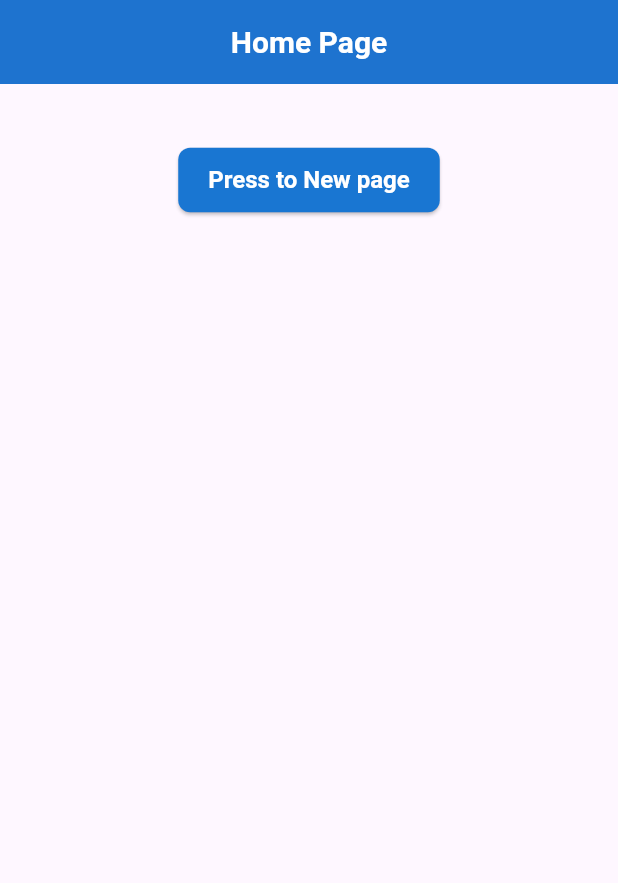
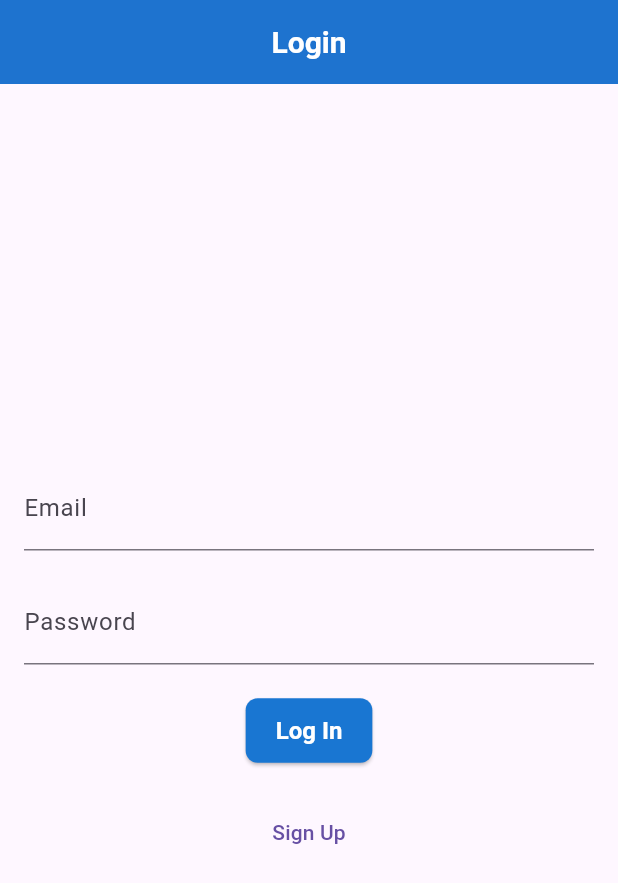
Before and after one commit to Aswin964567/counter_app, a Flutter app: the screen it shows after launch, on a phone screen of 412 x 824 dp. Shown: the top 883 px of the screen. Run offline on Flutter 3.47's test engine with Material 3 defaults, Android fonts, the phone set to English and light mode, and no system bars; our stand-ins replace dio, flutter_secure_storage, go_router; accounts and stored records are empty.

Commit message:
login regiter

```diff
--- a/lib/core/router/router.dart
+++ b/lib/core/router/router.dart
@@ -1,4 +1,6 @@
-import 'package:counter_app/features/counter/models/counter_model.dart';
+import 'package:counter_app/features/authentication/presentation/login_screen.dart';
+import 'package:counter_app/features/authentication/presentation/sign_up_screen.dart';
+import 'package:counter_app/features/counter/data/models/counter_model.dart';
 import 'package:counter_app/features/counter/presentation/screens/counter_detail_screen.dart';
 import 'package:counter_app/features/counter/presentation/screens/counter_screen.dart';
 import 'package:counter_app/features/home/home_screen.dart';
@@ -7,22 +9,33 @@ import 'package:go_router/go_router.dart';
 final GoRouter appRouter = GoRouter(
   initialLocation: '/',
   routes: [
-    GoRoute(path: '/',
-    name: 'home',
-     builder: (context, state) => HomeScreen(),
-     ),
+    GoRoute(path: '/', name: 'home', builder: (context, state) => HomeScreen()),
     GoRoute(
       path: '/counter',
       name: 'counter',
       builder: (context, state) => CounterScreen(),
     ),
-      GoRoute(
+    GoRoute(
       path: '/counterDetailScreen',
       name: 'counterDetailScreen',
-      builder: (context, state){
+      builder: (context, state) {
         final counter = state.extra as Counter;
         return CounterDetailScreen(counter: counter);
       },
     ),
+    GoRoute(
+      path: '/signUpScreen',
+      name: 'signUpScreen',
+      builder: (context, state) {
+        return SignUpScreen();
+      },
+    ),
+     GoRoute(
+      path: '/loginScreen',
+      name: 'loginScreen',
+      builder: (context, state) {
+        return LoginScreen();
+      },
+    ),
   ],
 );
--- /dev/null
+++ b/lib/core/utils/storage_service.dart
@@ -0,0 +1,24 @@
+import 'dart:convert';
+
+import 'package:counter_app/features/authentication/data/model/user_model.dart';
+import 'package:flutter_secure_storage/flutter_secure_storage.dart';
+
+class StorageService{
+  static const _storage = FlutterSecureStorage();
+  static const _userKey = "user_data";
+
+   // Save user data (username, email, token)
+  Future<void> saveUserData({required UserModel user}) async {
+    UserModel userData = UserModel(message: user.message, user: user.user,token: user.token);
+    await _storage.write(key: _userKey, value: jsonEncode(userData));
+  }
+
+  // Get user data (returns a Map)
+  Future<UserModel?> getUserData() async {
+    String? userDataString = await _storage.read(key: _userKey);
+    if (userDataString != null) {
+      return UserModel.fromJson(jsonDecode(userDataString));
+    }
+    return null;
+  }
+  }
--- /dev/null
+++ b/lib/features/authentication/data/model/user_model.dart
@@ -0,0 +1,57 @@
+// To parse this JSON data, do
+//
+//     final userModel = userModelFromJson(jsonString);
+
+import 'dart:convert';
+
+UserModel userModelFromJson(String str) => UserModel.fromJson(json.decode(str));
+
+String userModelToJson(UserModel data) => json.encode(data.toJson());
+
+class UserModel {
+    String? message;
+    User? user;
+    String? token;
+
+    UserModel({
+        this.message,
+        this.user,
+        this.token,
+    });
+
+    factory UserModel.fromJson(Map<String, dynamic> json) => UserModel(
+        message: json["message"],
+        user: json["user"] == null ? null : User.fromJson(json["user"]),
+        token: json["token"],
+    );
+
+    Map<String, dynamic> toJson() => {
+        "message": message,
+        "user": user?.toJson(),
+        "token": token,
+    };
+}
+
+class User {
+    String? id;
+    String? username;
+    String? email;
+
+    User({
+        this.id,
+        this.username,
+        this.email,
+    });
+
+    factory User.fromJson(Map<String, dynamic> json) => User(
+        id: json["id"],
+        username: json["username"],
+        email: json["email"],
+    );
+
+    Map<String, dynamic> toJson() => {
+        "id": id,
+        "username": username,
+        "email": email,
+    };
+}
--- /dev/null
+++ b/lib/features/authentication/data/services/auth_services.dart
@@ -0,0 +1,29 @@
+import 'package:counter_app/core/utils/urls.dart';
+import 'package:dio/dio.dart';
+
+class AuthServices {
+  final Dio _dio = Dio();
+
+  // Register the User
+  Future<Response> signUp({
+    required String username,
+    required String email,
+    required String password,
+  }) async {
+    final response = await _dio.post(Urls.baseUrl + Urls.signUp, data:  {
+      'username': username,
+      'email': email,
+      'password': password,
+    });
+    return response;
+  }
+
+  // Login User
+  Future<Response> login ({required String email, required String password}) async {
+    final response = await _dio.post(Urls.baseUrl + Urls.login, data: {
+      'email': email,
+      'password': password,
+    });
+    return response;
+  }
+}
--- /dev/null
+++ b/lib/features/authentication/presentation/login_screen.dart
@@ -0,0 +1,77 @@
+import 'package:counter_app/features/authentication/providers/auth_provider.dart';
+import 'package:flutter/material.dart';
+import 'package:go_router/go_router.dart';
+import 'package:provider/provider.dart';
+
+class LoginScreen extends StatefulWidget {
+  const LoginScreen({super.key});
+
+  @override
+  State<LoginScreen> createState() => _LoginScreenState();
+}
+
+class _LoginScreenState extends State<LoginScreen> {
+  TextEditingController usernameController = TextEditingController();
+  TextEditingController emailController = TextEditingController();
+  TextEditingController passwordController = TextEditingController();
+  TextEditingController confirmPasswordController = TextEditingController();
+
+  @override
+  void dispose() {
+    usernameController.dispose();
+    emailController.dispose();
+    passwordController.dispose();
+    confirmPasswordController.dispose();
+    super.dispose();
+  }
+
+  @override
+  Widget build(BuildContext context) {
+    return Scaffold(
+      appBar: AppBar(
+        title: const Text('Login'),
+        automaticallyImplyLeading: false,
+        centerTitle: true,
+      ),
+      body: Padding(
+        padding: const EdgeInsets.symmetric(horizontal: 16),
+        child: Column(
+          mainAxisAlignment: MainAxisAlignment.center,
+          children: [
+            SizedBox(height: 10),
+            TextField(
+              controller: emailController,
+
+              decoration: InputDecoration(labelText: "Email"),
+            ),
+            SizedBox(height: 20),
+            TextField(
+              controller: passwordController,
+
+              decoration: InputDecoration(labelText: "Password"),
+            ),
+
+            SizedBox(height: 20),
+            ElevatedButton(
+              onPressed: () {
+                context.read<AuthProvider>().login(
+                  context: context,
+                  email: emailController.text,
+                  password: passwordController.text,
+                );
+              },
+              child: Text("Log In"),
+            ),
+              SizedBox(height: 20),
+            TextButton(
+              onPressed: () {
+                context.pushNamed('signUpScreen');
+              },
+              child: Text("Sign Up"),
+            ),
+          ],
+        ),
+      ),
+    );
+  }
+}
--- /dev/null
+++ b/lib/features/authentication/providers/auth_provider.dart
@@ -0,0 +1,85 @@
+import 'dart:developer';
+
+import 'package:counter_app/core/utils/storage_service.dart';
+import 'package:counter_app/features/authentication/data/model/user_model.dart';
+import 'package:counter_app/features/authentication/data/services/auth_services.dart';
+import 'package:flutter/material.dart';
+import 'package:go_router/go_router.dart';
+
+class AuthProvider extends ChangeNotifier {
+  // Password Obscure
+  bool _isObscure = true;
+  bool get isObscure => _isObscure;
+  void changeObscure() {
+    _isObscure = !_isObscure;
+    notifyListeners();
+  }
+
+  UserModel? _user;
+  UserModel? get user => _user;
+
+  // Register User
+  Future<void> signUp({
+    required String username,
+    required String email,
+    required String password,
+    required BuildContext context,
+  }) async {
+    try {
+      final response = await AuthServices().signUp(
+        username: username,
+        email: email,
+        password: password,
+      );
+      if (response.statusCode == 201) {
+        _user = UserModel.fromJson(response.data);
+        // Store user data locally
+        await StorageService().saveUserData(user: _user!);
+        log("User Registration Completed");
+        // ignore: use_build_context_synchronously
+        context.goNamed('counter');
+      }
+    } catch (e) {
+      log(e.toString());
+    }
+  }
+
+  // Login User
+  Future<void> login({
+    required String email,
+    required String password,
+    required BuildContext context,
+  }) async {
+    try {
+      final response = await AuthServices().login(
+        email: email,
+        password: password,
+      );
+
+      if (response.statusCode == 200) {
+        log(" User Logged In Successfully");
+
+        _user = UserModel.fromJson(response.data);
+
+        // Store user data locally
+        await StorageService().saveUserData(user: _user!);
+
+        // Retrieve stored user data to verify it is saved
+        UserModel? storedUser = await StorageService().getUserData();
+        // ignore: use_build_context_synchronously
+        context.goNamed('counter');
+
+        if (storedUser != null) {
+          log(" Stored User Data Retrieved:");
+          log(" Username: ${storedUser.user?.username ?? ""}");
+          log(" Email: ${storedUser.user?.email ?? ""}");
+          log(" Token: ${storedUser.token}");
+        } else {
+          log(" No User Data Found in Storage!");
+        }
+      }
+    } catch (e) {
+      log(" Error: $e");
+    }
+  }
+}
--- a/lib/features/counter/presentation/screens/counter_detail_screen.dart
+++ b/lib/features/counter/presentation/screens/counter_detail_screen.dart
@@ -1,4 +1,4 @@
-import 'package:counter_app/features/counter/models/counter_model.dart';
+import 'package:counter_app/features/counter/data/models/counter_model.dart';
 import 'package:counter_app/features/counter/providers/counter_provider.dart';
 import 'package:flutter/material.dart';
 import 'package:provider/provider.dart';
--- a/lib/features/counter/providers/counter_provider.dart
+++ b/lib/features/counter/providers/counter_provider.dart
@@ -1,9 +1,9 @@
 import 'dart:developer';
 
-import 'package:counter_app/features/counter/services/counter_service.dart';
+import 'package:counter_app/features/counter/data/services/counter_service.dart';
 import 'package:flutter/material.dart';
 
-import '../models/counter_model.dart';
+import '../data/models/counter_model.dart';
 
 class CounterProvider with ChangeNotifier {
   List<Counter> _counters = [];
@@ -50,8 +50,6 @@ class CounterProvider with ChangeNotifier {
   }
 
   // increment Counter
-  // Counter updatedCounter =
-  // Counter updatedCounter = Counter();
   Future<void> incrementCounter({required String counterId}) async {
     try {
       final response = await CounterService().incrementCounter(
--- a/lib/main.dart
+++ b/lib/main.dart
@@ -1,5 +1,6 @@
 import 'package:counter_app/core/router/router.dart';
 import 'package:counter_app/core/theme/theme.dart';
+import 'package:counter_app/features/authentication/providers/auth_provider.dart';
 import 'package:counter_app/features/counter/providers/counter_provider.dart';
 import 'package:flutter/material.dart';
 import 'package:provider/provider.dart';
@@ -9,6 +10,7 @@ void main() {
     MultiProvider(
       providers: [
          ChangeNotifierProvider(create: (_) => CounterProvider()),
+         ChangeNotifierProvider(create: (_) => AuthProvider()),
       ],
       child: const MyApp(
 
--- a/pubspec.yaml
+++ b/pubspec.yaml
@@ -37,6 +37,7 @@ dependencies:
   go_router: ^14.8.1
   provider: ^6.1.2
   dio: ^5.8.0+1
+  flutter_secure_storage: ^9.2.4
 
 dev_dependencies:
   flutter_test:
```
Also changed, not shown: lib/core/utils/urls.dart (added, +9 -0 lines), lib/features/authentication/presentation/sign_up_screen.dart (added, +105 -0 lines), lib/features/home/home_screen.dart (+33 -15 lines), lib/features/counter/data/models/counter_model.dart (renamed from lib/features/counter/models/counter_model.dart), lib/features/counter/data/services/counter_service.dart (renamed from lib/features/counter/services/counter_service.dart), pubspec.lock, 5 other files.
